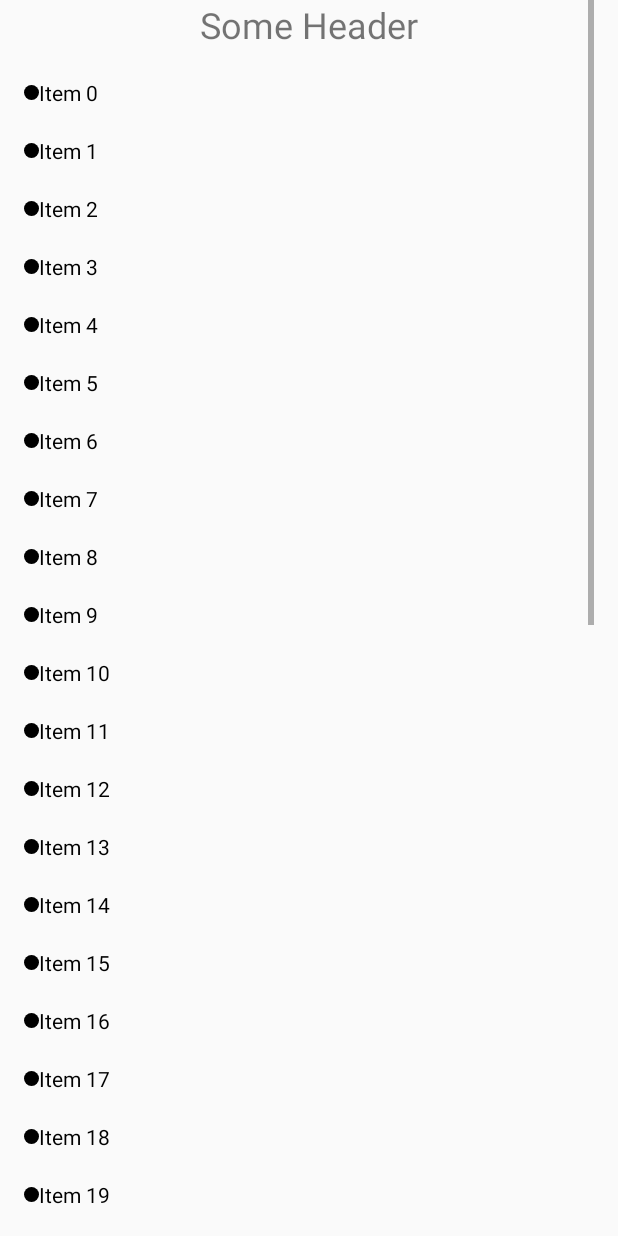
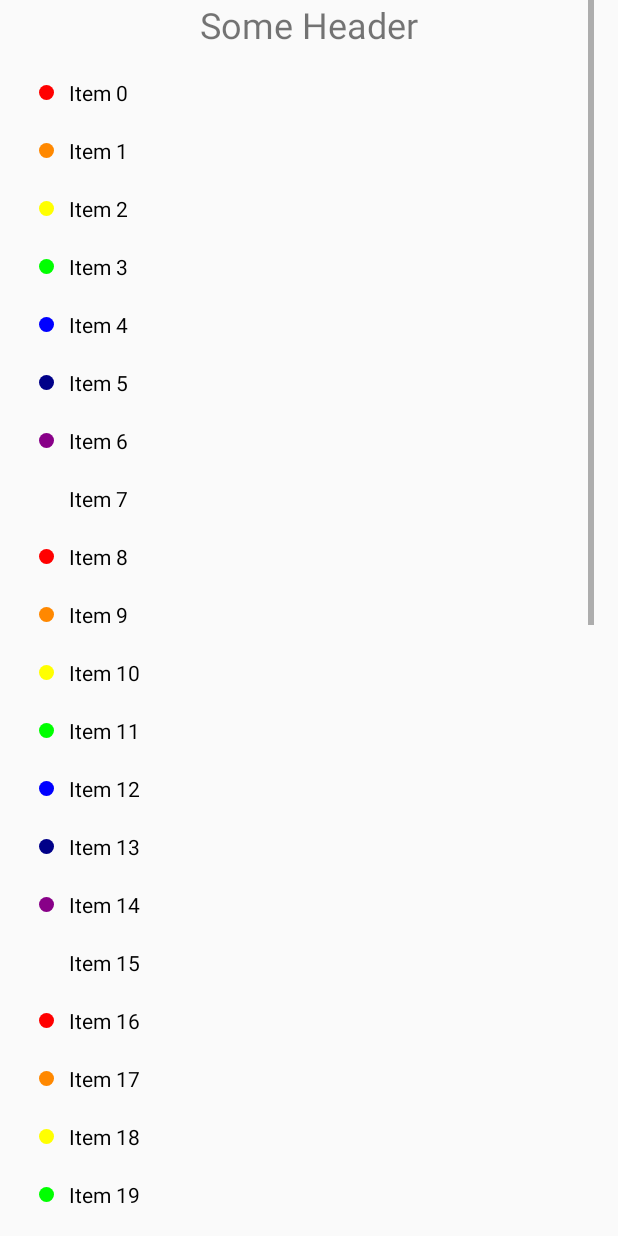
Before and after one commit to andrewRybakin/Mercury-internship, an Android app: the fragment MainActivityFragment placed in its activity, on a phone screen of 412 x 824 dp. Run offline under Robolectric (Android 15) with nearby library versions, the phone set to English and light mode, and no system bars.

Commit message:
3. Кружочки цвета флага веселых ребят

```diff
--- a/app/src/main/java/com/mercury/first/splash/MainActivityFragment.java
+++ b/app/src/main/java/com/mercury/first/splash/MainActivityFragment.java
@@ -2,13 +2,16 @@ package com.mercury.first.splash;
 
 import android.app.AlertDialog;
 import android.app.ListFragment;
+import android.content.Context;
 import android.content.DialogInterface;
+import android.graphics.PorterDuff;
 import android.os.Bundle;
 import android.view.LayoutInflater;
 import android.view.View;
 import android.view.ViewGroup;
 import android.widget.AdapterView;
 import android.widget.ArrayAdapter;
+import android.widget.ImageView;
 import android.widget.TextView;
 import android.widget.Toast;
 
@@ -17,19 +20,17 @@ public class MainActivityFragment extends ListFragment {
     public static final String FRAGMENT_TAG = "com.mercury.first.splash.MainActivityFragment";
 
     private View headerView, footerView;
-    private ArrayAdapter<String> adapter;
+    private MyArrayAdapter adapter;
+    private String[] items;
 
     @Override
     public void onCreate(Bundle savedInstanceState) {
         super.onCreate(savedInstanceState);
-        String[] items = new String[40];
+        items = new String[40];
         for (int i = 0; i < items.length; i++) {
             items[i] = "Item " + i;
         }
-        adapter = new ArrayAdapter<>(
-                getActivity(),
-                R.layout.main_listview_item,
-                R.id.main_list_item_text, items);
+        adapter = new MyArrayAdapter(getActivity(), R.layout.main_listview_item, items);
     }
 
     @Override
@@ -76,4 +77,26 @@ public class MainActivityFragment extends ListFragment {
         footerView = inflater.inflate(R.layout.main_list_header_footer, null);
         return v;
     }
+
+    private class MyArrayAdapter extends ArrayAdapter<String> {
+
+        private final int COLORS[] = getResources().getIntArray(R.array.rainbow);
+
+        public MyArrayAdapter(Context c, int resId, String[] items) {
+            super(c, resId, items);
+        }
+
+        @Override
+        public View getView(int position, View convertView, ViewGroup parent) {
+            String item = getItem(position);
+            if (convertView == null) {
+                convertView = LayoutInflater.from(getContext())
+                        .inflate(R.layout.main_listview_item, null);
+            }
+            ((TextView) convertView.findViewById(R.id.main_list_item_text)).setText(item);
+            ((ImageView) convertView.findViewById(R.id.main_list_item_circle)).setColorFilter(COLORS[position % 8], PorterDuff.Mode.MULTIPLY);
+            return convertView;
+        }
+    }
+
 }
--- a/app/src/main/res/drawable/list_item_circle.xml
+++ b/app/src/main/res/drawable/list_item_circle.xml
@@ -1,11 +1,11 @@
 <?xml version="1.0" encoding="utf-8"?>
-<shape
-    xmlns:android="http://schemas.android.com/apk/res/android"
-    android:shape="oval">
-
-    <solid
-        android:color="#000000"/>
-    <size
-        android:width="10dp"
-        android:height="10dp"/>
-</shape>
+<selector
+    xmlns:android="http://schemas.android.com/apk/res/android">
+    <item>
+        <shape android:shape="oval">
+            <solid android:color="#FFFFFF"/>
+            <size android:height="@dimen/list_padding"
+                android:width="@dimen/list_padding"/>
+        </shape>
+    </item>
+</selector>
--- a/app/src/main/res/layout/main_listview_item.xml
+++ b/app/src/main/res/layout/main_listview_item.xml
@@ -8,7 +8,10 @@
         android:layout_width="wrap_content"
         android:layout_height="wrap_content"
         android:src="@drawable/list_item_circle"
-        android:layout_gravity="center_vertical"/>
+        android:layout_gravity="center_vertical"
+        android:paddingRight="@dimen/list_padding"
+        android:paddingLeft="@dimen/list_padding"
+        android:id="@+id/main_list_item_circle"/>
     <TextView
         android:id="@+id/main_list_item_text"
         android:layout_width="match_parent"
--- a/app/src/main/res/values/colors.xml
+++ b/app/src/main/res/values/colors.xml
@@ -3,4 +3,22 @@
     <color name="colorPrimary">#000000</color>
     <color name="colorPrimaryDark">#000000</color>
     <color name="colorAccent">#FFFFFF</color>
+    <color name="red">#FF0000</color>
+    <color name="orange">#FF8800</color>
+    <color name="yellow">#FFFF00</color>
+    <color name="green">#00FF00</color>
+    <color name="light_blue">#0000FF</color>
+    <color name="blue">#000088</color>
+    <color name="purple">#880088</color>
+    <color name="transparent">@android:color/transparent</color>
+    <array name="rainbow">
+        <item>@color/red</item>
+        <item>@color/orange</item>
+        <item>@color/yellow</item>
+        <item>@color/green</item>
+        <item>@color/light_blue</item>
+        <item>@color/blue</item>
+        <item>@color/purple</item>
+        <item>@color/transparent</item>
+    </array>
 </resources>
--- a/app/src/main/res/values/dimens.xml
+++ b/app/src/main/res/values/dimens.xml
@@ -4,4 +4,5 @@
     <dimen name="activity_vertical_margin">16dp</dimen>
     <dimen name="fab_margin">16dp</dimen>
     <dimen name="list_padding">10dp</dimen>
+    <dimen name="circle_size">5dp</dimen>
 </resources>
```
